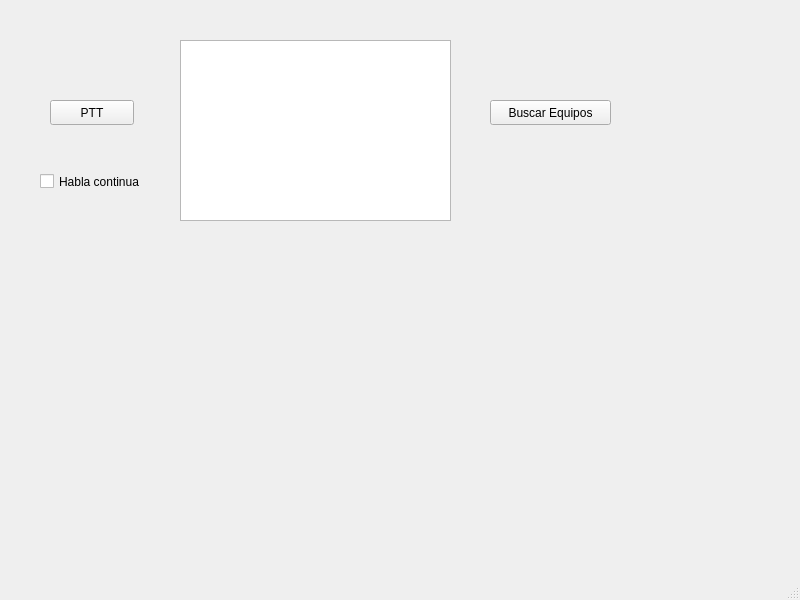
Before: the Qt Designer form gui/HarmoniLAN_GUI/mainwindow.ui in angel4114z/HarmoniLAN, drawn with Qt 5.
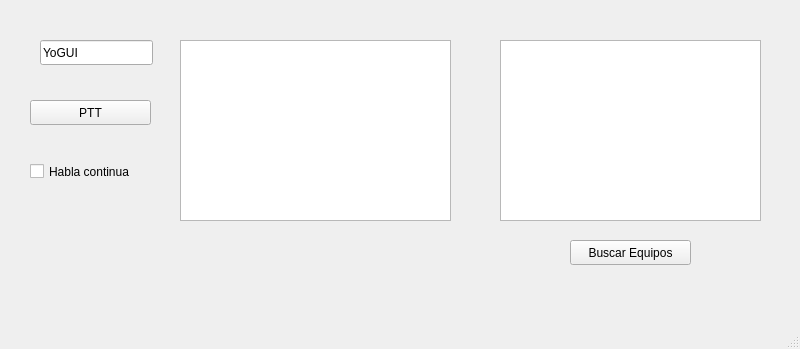
After: the same form once the commit is applied.

```diff
--- a/gui/HarmoniLAN_GUI/mainwindow.ui
+++ b/gui/HarmoniLAN_GUI/mainwindow.ui
@@ -7,7 +7,7 @@
     <x>0</x>
     <y>0</y>
     <width>800</width>
-    <height>600</height>
+    <height>349</height>
    </rect>
   </property>
   <property name="windowTitle">
@@ -17,9 +17,9 @@
    <widget class="QPushButton" name="btnPTT">
     <property name="geometry">
      <rect>
-      <x>50</x>
+      <x>30</x>
       <y>100</y>
-      <width>84</width>
+      <width>121</width>
       <height>25</height>
      </rect>
     </property>
@@ -27,11 +27,27 @@
      <string>PTT</string>
     </property>
    </widget>
+   <widget class="QLineEdit" name="txtNombreUsuario">
+    <property name="geometry">
+     <rect>
+      <x>40</x>
+      <y>40</y>
+      <width>113</width>
+      <height>25</height>
+     </rect>
+    </property>
+    <property name="text">
+     <string>YoGUI</string>
+    </property>
+    <property name="placeholderText">
+     <string>Tu Nombre</string>
+    </property>
+   </widget>
    <widget class="QPushButton" name="btnBuscar">
     <property name="geometry">
      <rect>
-      <x>490</x>
-      <y>100</y>
+      <x>570</x>
+      <y>240</y>
       <width>121</width>
       <height>25</height>
      </rect>
@@ -53,8 +69,8 @@
    <widget class="QCheckBox" name="chkHablaContinua">
     <property name="geometry">
      <rect>
-      <x>40</x>
-      <y>170</y>
+      <x>30</x>
+      <y>160</y>
       <width>121</width>
       <height>23</height>
      </rect>
@@ -63,6 +79,16 @@
      <string>Habla continua</string>
     </property>
    </widget>
+   <widget class="QListWidget" name="lstUsuarios">
+    <property name="geometry">
+     <rect>
+      <x>500</x>
+      <y>40</y>
+      <width>261</width>
+      <height>181</height>
+     </rect>
+    </property>
+   </widget>
   </widget>
   <widget class="QMenuBar" name="menubar">
    <property name="geometry">
```
